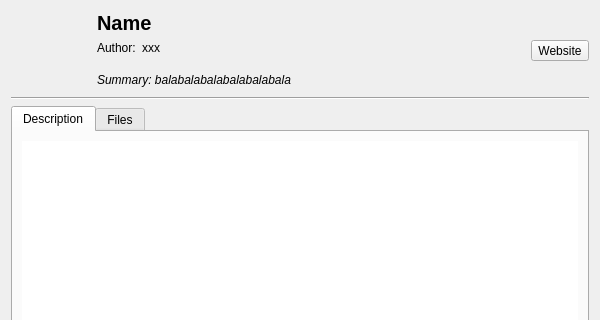
The window that src/ui/modrinth/modrinthmoddialog.ui (kaniol-lck/modmanager) describes before a commit, drawn with Qt 5; both pictures show x 0 to 600 and y 0 to 320 of the 600 by 640 pixel window.
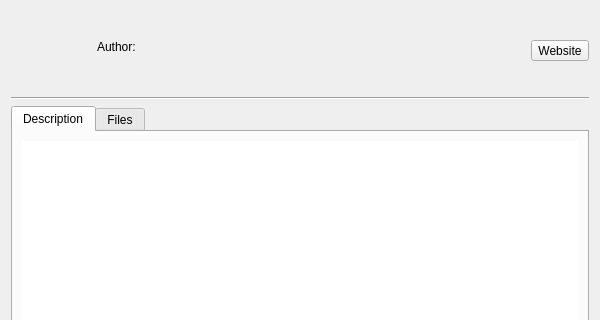
The same window after the commit. Icons and pictures are not drawn.

Patch:
```diff
--- a/src/ui/modrinth/modrinthmoddialog.ui
+++ b/src/ui/modrinth/modrinthmoddialog.ui
@@ -61,7 +61,7 @@
       <string notr="true"/>
      </property>
      <property name="text">
-      <string>Name</string>
+      <string/>
      </property>
     </widget>
    </item>
@@ -86,7 +86,7 @@
         <string notr="true"/>
        </property>
        <property name="text">
-        <string notr="true">xxx</string>
+        <string notr="true"/>
        </property>
        <property name="alignment">
         <set>Qt::AlignBottom|Qt::AlignLeading|Qt::AlignLeft</set>
@@ -153,7 +153,7 @@
       <string notr="true"/>
      </property>
      <property name="text">
-      <string>Summary: balabalabalabalabalabala</string>
+      <string/>
      </property>
      <property name="wordWrap">
       <bool>true</bool>
```
